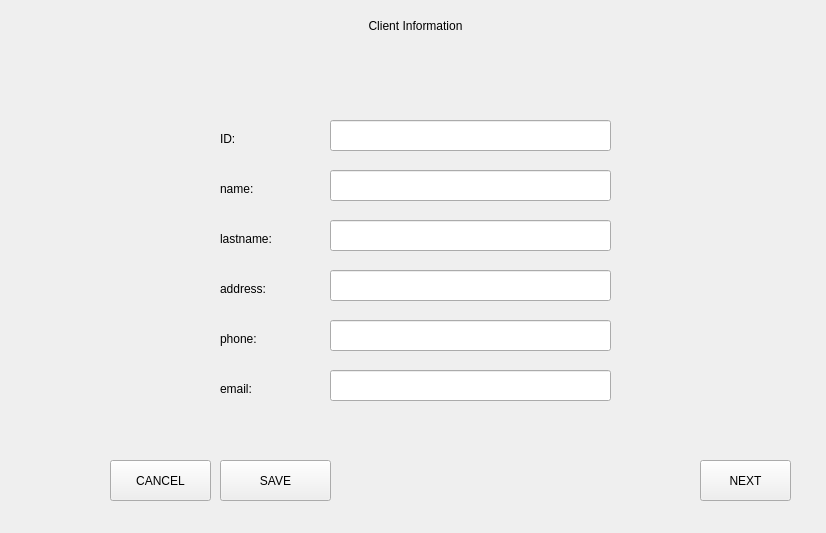
This is src/views/configurationInspection/client.ui in Jjat00/Deptherm-Inspection as Qt 5 draws it before an edit. The edited form follows.
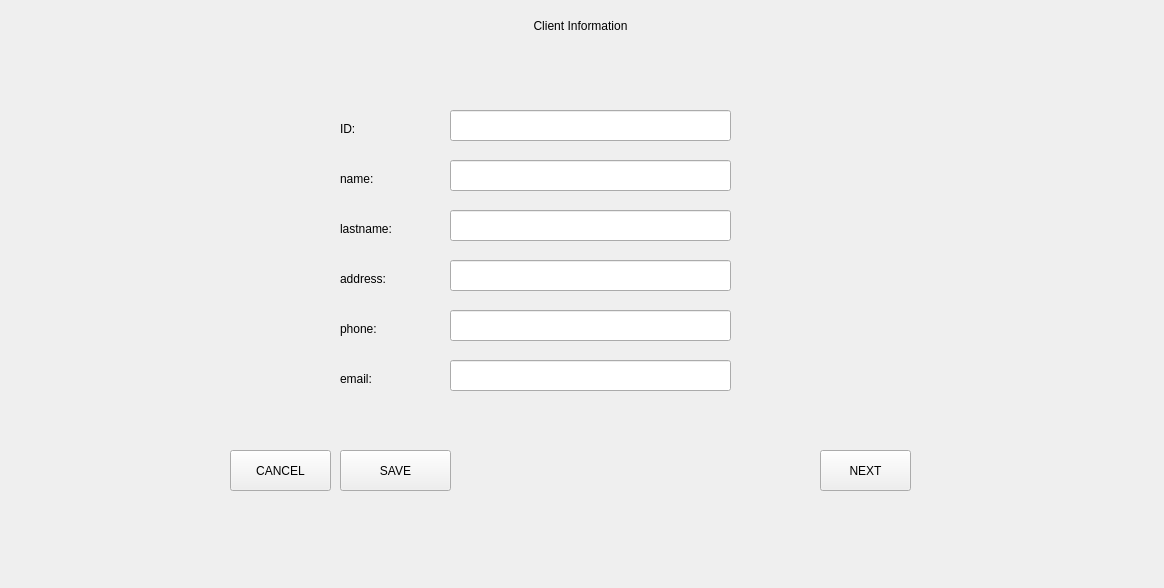
This is the edited form.

```diff
--- a/src/views/configurationInspection/client.ui
+++ b/src/views/configurationInspection/client.ui
@@ -6,8 +6,8 @@
    <rect>
     <x>0</x>
     <y>0</y>
-    <width>826</width>
-    <height>533</height>
+    <width>1164</width>
+    <height>588</height>
    </rect>
   </property>
   <property name="windowTitle">
@@ -18,7 +18,7 @@
     <rect>
      <x>0</x>
      <y>0</y>
-     <width>831</width>
+     <width>1161</width>
      <height>51</height>
     </rect>
    </property>
@@ -32,8 +32,8 @@
   <widget class="QLabel" name="label_3">
    <property name="geometry">
     <rect>
-     <x>220</x>
-     <y>180</y>
+     <x>340</x>
+     <y>170</y>
      <width>101</width>
      <height>17</height>
     </rect>
@@ -45,8 +45,8 @@
   <widget class="QLineEdit" name="lineEdit_4">
    <property name="geometry">
     <rect>
-     <x>330</x>
-     <y>320</y>
+     <x>450</x>
+     <y>310</y>
      <width>281</width>
      <height>31</height>
     </rect>
@@ -55,8 +55,8 @@
   <widget class="QLineEdit" name="lineEdit_2">
    <property name="geometry">
     <rect>
-     <x>330</x>
-     <y>170</y>
+     <x>450</x>
+     <y>160</y>
      <width>281</width>
      <height>31</height>
     </rect>
@@ -65,8 +65,8 @@
   <widget class="QLabel" name="label_5">
    <property name="geometry">
     <rect>
-     <x>220</x>
-     <y>330</y>
+     <x>340</x>
+     <y>320</y>
      <width>101</width>
      <height>17</height>
     </rect>
@@ -78,8 +78,8 @@
   <widget class="QLineEdit" name="lineEdit">
    <property name="geometry">
     <rect>
-     <x>330</x>
-     <y>120</y>
+     <x>450</x>
+     <y>110</y>
      <width>281</width>
      <height>31</height>
     </rect>
@@ -88,8 +88,8 @@
   <widget class="QLabel" name="label_2">
    <property name="geometry">
     <rect>
-     <x>220</x>
-     <y>130</y>
+     <x>340</x>
+     <y>120</y>
      <width>101</width>
      <height>17</height>
     </rect>
@@ -101,8 +101,8 @@
   <widget class="QLineEdit" name="lineEdit_3">
    <property name="geometry">
     <rect>
-     <x>330</x>
-     <y>270</y>
+     <x>450</x>
+     <y>260</y>
      <width>281</width>
      <height>31</height>
     </rect>
@@ -111,8 +111,8 @@
   <widget class="QLabel" name="label_4">
    <property name="geometry">
     <rect>
-     <x>220</x>
-     <y>280</y>
+     <x>340</x>
+     <y>270</y>
      <width>101</width>
      <height>17</height>
     </rect>
@@ -124,8 +124,8 @@
   <widget class="QLineEdit" name="lineEdit_5">
    <property name="geometry">
     <rect>
-     <x>330</x>
-     <y>220</y>
+     <x>450</x>
+     <y>210</y>
      <width>281</width>
      <height>31</height>
     </rect>
@@ -134,8 +134,8 @@
   <widget class="QLabel" name="label_6">
    <property name="geometry">
     <rect>
-     <x>220</x>
-     <y>230</y>
+     <x>340</x>
+     <y>220</y>
      <width>101</width>
      <height>17</height>
     </rect>
@@ -147,8 +147,8 @@
   <widget class="QLineEdit" name="lineEdit_6">
    <property name="geometry">
     <rect>
-     <x>330</x>
-     <y>370</y>
+     <x>450</x>
+     <y>360</y>
      <width>281</width>
      <height>31</height>
     </rect>
@@ -157,8 +157,8 @@
   <widget class="QLabel" name="label_7">
    <property name="geometry">
     <rect>
-     <x>220</x>
-     <y>380</y>
+     <x>340</x>
+     <y>370</y>
      <width>101</width>
      <height>17</height>
     </rect>
@@ -170,8 +170,8 @@
   <widget class="QPushButton" name="pushButton">
    <property name="geometry">
     <rect>
-     <x>700</x>
-     <y>460</y>
+     <x>820</x>
+     <y>450</y>
      <width>91</width>
      <height>41</height>
     </rect>
@@ -183,8 +183,8 @@
   <widget class="QPushButton" name="pushButton_2">
    <property name="geometry">
     <rect>
-     <x>220</x>
-     <y>460</y>
+     <x>340</x>
+     <y>450</y>
      <width>111</width>
      <height>41</height>
     </rect>
@@ -196,8 +196,8 @@
   <widget class="QPushButton" name="pushButton_3">
    <property name="geometry">
     <rect>
-     <x>110</x>
-     <y>460</y>
+     <x>230</x>
+     <y>450</y>
      <width>101</width>
      <height>41</height>
     </rect>
```
